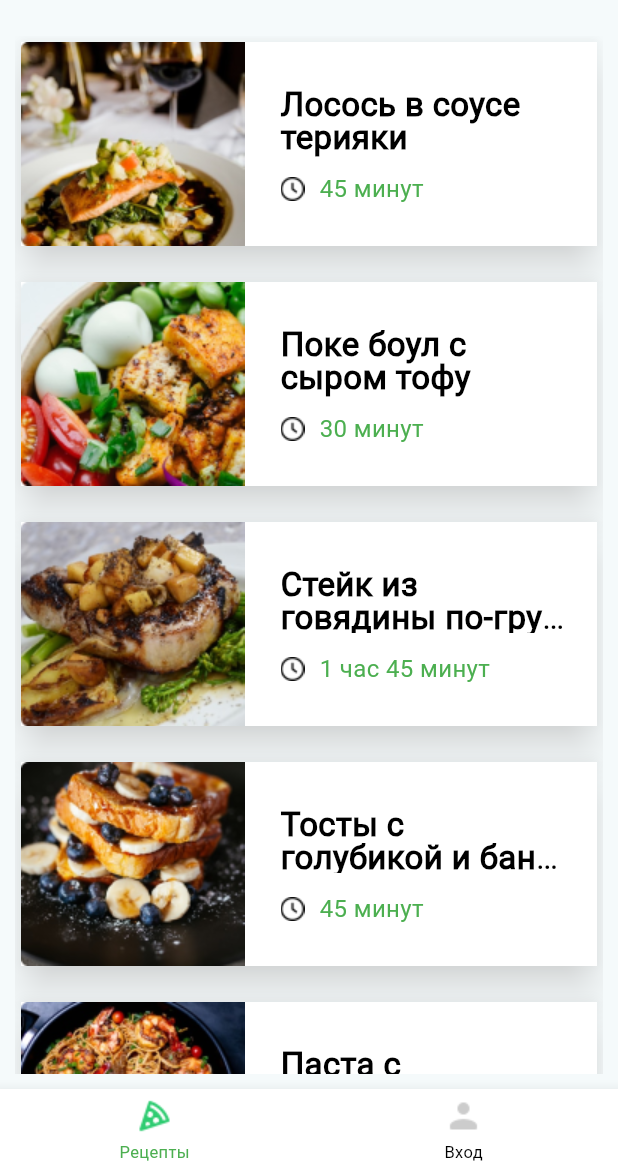
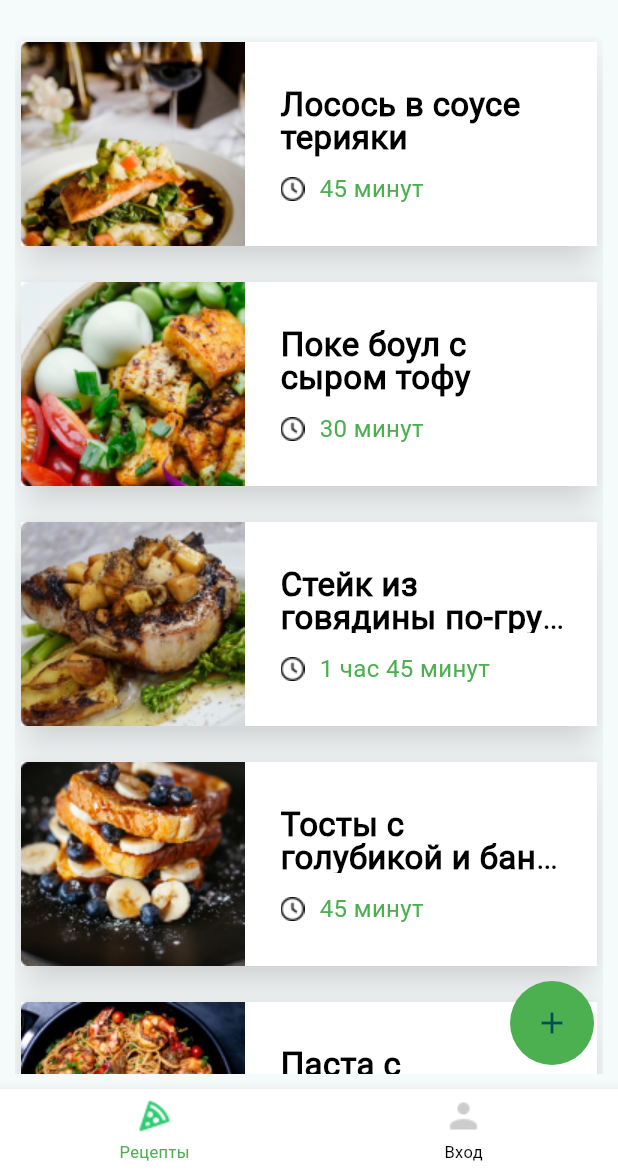
Before and after one commit to Komiljon/otus_food, a Flutter app: the screen it shows after launch, on a phone screen of 412 x 824 dp, the part 63-1236 px from its top. Run offline on Flutter 3.47's test engine with Material 3 defaults, Android fonts, the phone set to English and light mode, and no system bars.

```diff
--- a/lib/main.dart
+++ b/lib/main.dart
@@ -1,4 +1,5 @@
 import 'package:flutter/material.dart';
+import 'pages/food_detail.dart';
 import 'pages/food_list.dart';
 import 'pages/start.dart';
 
@@ -23,6 +24,7 @@ class MyApp extends StatelessWidget {
         routes: {
           '/start': (context) => const StartPage(),
           '/': (context) => const FoodListScreen(),
+          '/food': (context) => const FoodDetail(),
         });
   }
 }
--- a/lib/pages/food_list.dart
+++ b/lib/pages/food_list.dart
@@ -54,6 +54,15 @@ class _FoodListScreenState extends State<FoodListScreen> {
           },
         ),
       )),
+      floatingActionButton: FloatingActionButton(
+        shape: const CircleBorder(),
+        backgroundColor: Colors.green,
+        elevation: 0,
+        onPressed: () {
+          setState(() {});
+        },
+        child: const Icon(Icons.add),
+      ),
       bottomNavigationBar: const AkaBottomNavigationBar(curIndexs: 0, selected: true),
     );
   }
--- a/lib/widgets/foodlist_cards.dart
+++ b/lib/widgets/foodlist_cards.dart
@@ -10,7 +10,11 @@ class FoodCard extends StatelessWidget {
 
   @override
   Widget build(BuildContext context) {
-    return Card(
+    return GestureDetector(
+      onTap:() {
+       Navigator.pushNamedAndRemoveUntil(context, '/food', (route) => true);
+      },
+      child: Card(
         shadowColor: Colors.white,
         elevation: 10,
         shape: RoundedRectangleBorder(
@@ -88,6 +92,7 @@ class FoodCard extends StatelessWidget {
             ),
           ),
         ),
+      ),
     );
   }
 }
```
Also changed, not shown: lib/pages/food_detail.dart (added, +34 -0 lines), assets/images/d1.png (added). Lines whose indentation alone changed are shown as unchanged.
